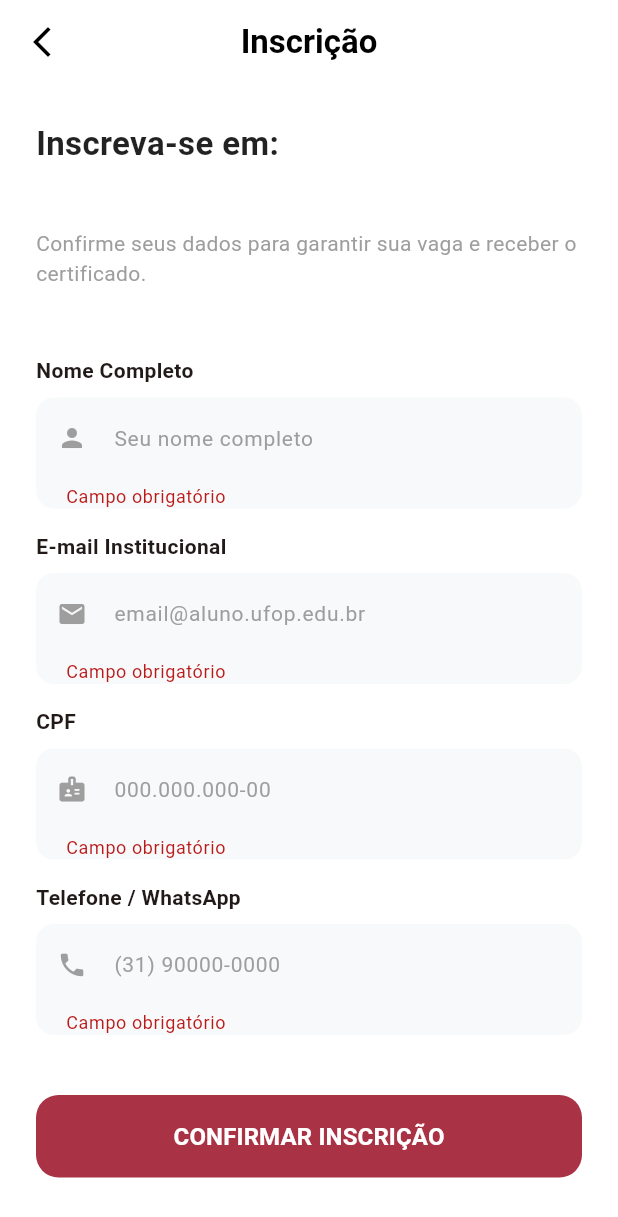
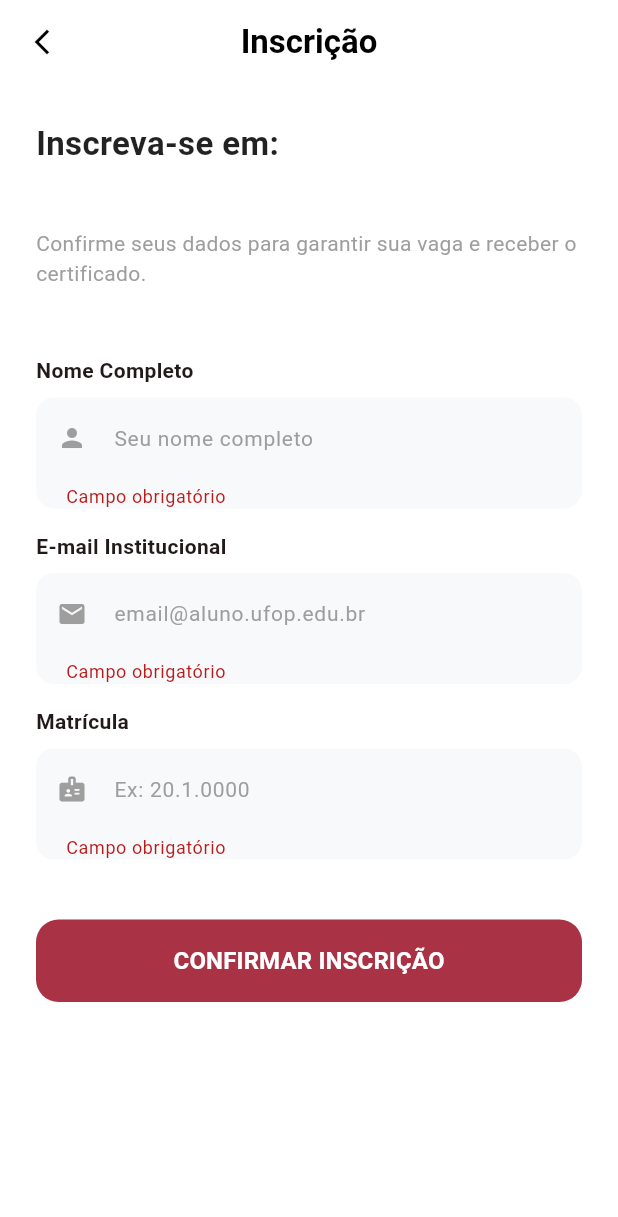
Before and after one commit to victoriacarvalho/secomp_app, a Flutter app: the SubscriptionScreen screen opened directly with empty values, after a tap on "CONFIRMAR INSCRIÇÃO", on a phone screen of 412 x 824 dp. Shown: the top 1217 px of the screen. Run offline on Flutter 3.47's test engine with Material 3 defaults, Android fonts, the light colour scheme and no system bars; our stand-ins replace cloud_firestore, firebase_auth, firebase_core, image_picker; accounts and stored records are empty.

Commit message:
refactor SubscriptionScreen: implement transactional enrollment and anti-stretch scroll

```diff
--- a/lib/screens/subscription_screen.dart
+++ b/lib/screens/subscription_screen.dart
@@ -1,15 +1,15 @@
 import 'package:flutter/material.dart';
 import 'package:firebase_auth/firebase_auth.dart';
-import '../servicos/autenticacao_servico.dart';
+import 'package:cloud_firestore/cloud_firestore.dart';
 
 class SubscriptionScreen extends StatefulWidget {
   final String eventTitle;
-  final String eventId; // <--- ADICIONADO: Necessário para o banco de dados
+  final String eventId;
 
   const SubscriptionScreen({
     super.key,
     required this.eventTitle,
-    required this.eventId
+    required this.eventId,
   });
 
   @override
@@ -19,77 +19,100 @@ class SubscriptionScreen extends StatefulWidget {
 class _SubscriptionScreenState extends State<SubscriptionScreen> {
   final _formKey = GlobalKey<FormState>();
 
-  // Controllers
+  // Controllers para captura de dados
   final _nomeController = TextEditingController();
   final _emailController = TextEditingController();
-  final _cpfController = TextEditingController();
-  final _telefoneController = TextEditingController();
+  final _matriculaController = TextEditingController();
 
   bool _isLoading = false;
   final Color primaryColor = const Color(0xFFA93244);
 
-  // --- LÓGICA DE SALVAR NO BANCO ---
+  // --- LÓGICA DE INSCRIÇÃO COM TRANSAÇÃO ---
   void _confirmarInscricao() async {
     if (!_formKey.currentState!.validate()) return;
 
     setState(() => _isLoading = true);
-
-    try {
     final user = FirebaseAuth.instance.currentUser;
 
-
     if (user == null) {
-        if (mounted) {
-          ScaffoldMessenger.of(context).showSnackBar(
-            const SnackBar(content: Text("Erro: Usuário não identificado. Faça login novamente.")),
-          );
+      _showError("Usuário não identificado.");
       setState(() => _isLoading = false);
-        }
       return;
     }
 
-      final authService = AutenticacaoServico();
+    try {
+      final firestore = FirebaseFirestore.instance;
+      final eventRef = firestore.collection('eventos').doc(widget.eventId);
 
+      // Transação para garantir que a vaga não seja ocupada simultaneamente
+      await firestore.runTransaction((transaction) async {
 
-      String? erro = await authService.inscreverParticipante(
-        eventoId: widget.eventId,
-        nomeCompleto: _nomeController.text.trim(),
-        email: _emailController.text.trim(),
-        cpf: _cpfController.text.trim(),
-        telefone: _telefoneController.text.trim(),
-      );
+        DocumentSnapshot eventSnapshot = await transaction.get(eventRef);
+        if (!eventSnapshot.exists) {
+          throw Exception("Evento não encontrado.");
+        }
+
+        var eventData = eventSnapshot.data() as Map<String, dynamic>;
+        int vagasAtuais = (eventData['vagas'] is int)
+            ? eventData['vagas']
+            : (int.tryParse(eventData['vagas'].toString()) ?? 0);
+
+        if (vagasAtuais <= 0) {
+          throw Exception("Vagas esgotadas para este evento.");
+        }
+=
+        final queryDuplicidade = await firestore
+            .collection('inscricoes')
+            .where('eventId', isEqualTo: widget.eventId)
+            .where('matricula', isEqualTo: _matriculaController.text.trim())
+            .get();
+
+        if (queryDuplicidade.docs.isNotEmpty) {
+          throw Exception("Esta matrícula já está inscrita neste evento.");
+        }
+
+        final inscricaoRef = firestore.collection('inscricoes').doc();
+        final novaInscricao = {
+          'eventId': widget.eventId,
+          'eventTitle': widget.eventTitle,
+          'uidParticipante': user.uid,
+          'nomeUsuario': _nomeController.text.trim(),
+          'emailUsuario': _emailController.text.trim(),
+          'matricula': _matriculaController.text.trim(),
+          'dataInscricao': FieldValue.serverTimestamp(),
+          'presencaConfirmada': false,
+        };
+
+        transaction.set(inscricaoRef, novaInscricao);
+        transaction.update(eventRef, {
+          'vagas': FieldValue.increment(-1),
+          'numeroInscritos': FieldValue.increment(1),
+        });
+      });
 
       if (!mounted) return;
+      setState(() => _isLoading = false);
+      Navigator.pop(context, true); // Sucesso: retorna para atualizar a tela anterior
 
+    } catch (e) {
+      if (!mounted) return;
       setState(() => _isLoading = false);
-
-      if (erro == null) {
-        Navigator.pop(context, true);
-      } else {
-
-        ScaffoldMessenger.of(context).showSnackBar(
-          SnackBar(
-            content: Text(erro),
-            backgroundColor: Colors.red,
-          ),
-        );
-      }
-    } catch (e) {
-      if (mounted) {
-        setState(() => _isLoading = false);
-        ScaffoldMessenger.of(context).showSnackBar(
-          SnackBar(content: Text("Erro inesperado: $e")),
-        );
+      String msg = e.toString().replaceAll("Exception: ", "");
+      _showError(msg);
     }
   }
+
+  void _showError(String msg) {
+    ScaffoldMessenger.of(context).showSnackBar(
+      SnackBar(content: Text(msg), backgroundColor: Colors.red),
+    );
   }
 
   @override
   void dispose() {
     _nomeController.dispose();
     _emailController.dispose();
-    _cpfController.dispose();
-    _telefoneController.dispose();
+    _matriculaController.dispose();
     super.dispose();
   }
 
@@ -101,13 +124,17 @@ class _SubscriptionScreenState extends State<SubscriptionScreen> {
         backgroundColor: Colors.transparent,
         elevation: 0,
         leading: IconButton(
-          icon: const Icon(Icons.arrow_back_ios_new, color: Colors.black),
+          icon: const Icon(Icons.arrow_back_ios_new, color: Colors.black, size: 20),
           onPressed: () => Navigator.pop(context),
         ),
         title: const Text("Inscrição", style: TextStyle(color: Colors.black, fontWeight: FontWeight.bold)),
         centerTitle: true,
       ),
-      body: SingleChildScrollView(
+      // --- REMOVE O EFEITO DE ESTICAMENTO (OVERSCROLL) ---
+      body: ScrollConfiguration(
+        behavior: ScrollConfiguration.of(context).copyWith(overscroll: false),
+        child: SingleChildScrollView(
+          physics: const ClampingScrollPhysics(),
           padding: const EdgeInsets.all(24.0),
           child: Form(
             key: _formKey,
@@ -131,11 +158,8 @@ class _SubscriptionScreenState extends State<SubscriptionScreen> {
                 _buildLabel("E-mail Institucional"),
                 _buildTextField(_emailController, "email@aluno.ufop.edu.br", Icons.email, isEmail: true),
 
-              _buildLabel("CPF"),
-              _buildTextField(_cpfController, "000.000.000-00", Icons.badge, isNumber: true),
-
-              _buildLabel("Telefone / WhatsApp"),
-              _buildTextField(_telefoneController, "(31) 90000-0000", Icons.phone, isNumber: true),
+                _buildLabel("Matrícula"),
+                _buildTextField(_matriculaController, "Ex: 20.1.0000", Icons.badge, isNumber: true),
 
                 const SizedBox(height: 40),
 
@@ -158,6 +182,7 @@ class _SubscriptionScreenState extends State<SubscriptionScreen> {
                   ),
                 )
               ],
+            ),
           ),
         ),
       ),
```
Lines whose indentation alone changed are shown as unchanged.
